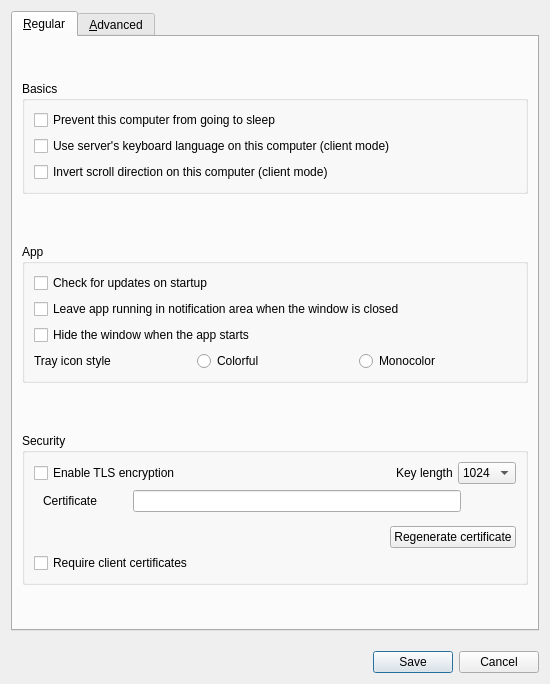
The window that src/apps/deskflow-gui/dialogs/SettingsDialog.ui (deskflow/deskflow) describes before a commit, drawn with Qt 5.
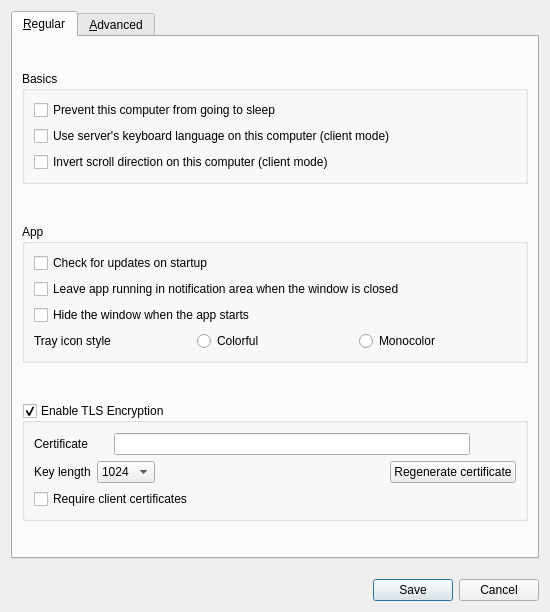
The same window after the commit. Icons and pictures are not drawn.

Commit message: refactor: Settings Dialog, update security layout

```diff
--- a/src/apps/deskflow-gui/dialogs/SettingsDialog.ui
+++ b/src/apps/deskflow-gui/dialogs/SettingsDialog.ui
@@ -7,7 +7,7 @@
     <x>0</x>
     <y>0</y>
     <width>550</width>
-    <height>684</height>
+    <height>612</height>
    </rect>
   </property>
   <property name="windowTitle">
@@ -145,11 +145,14 @@
           </sizepolicy>
          </property>
          <property name="title">
-          <string>Security</string>
+          <string>Enable TLS Encryption</string>
+         </property>
+         <property name="checkable">
+          <bool>true</bool>
          </property>
          <layout class="QVBoxLayout" name="verticalLayout">
           <property name="spacing">
-           <number>5</number>
+           <number>6</number>
           </property>
           <property name="topMargin">
            <number>9</number>
@@ -157,77 +160,21 @@
           <property name="bottomMargin">
            <number>9</number>
           </property>
-          <item>
-           <layout class="QHBoxLayout" name="horizontalLayout_5">
-            <property name="topMargin">
-             <number>0</number>
-            </property>
-            <item>
-             <widget class="QCheckBox" name="cbEnableTls">
-              <property name="enabled">
-               <bool>true</bool>
-              </property>
-              <property name="text">
-               <string>Enable TLS encryption</string>
-              </property>
-             </widget>
-            </item>
-            <item>
-             <spacer name="horizontalSpacer_2">
-              <property name="orientation">
-               <enum>Qt::Orientation::Horizontal</enum>
-              </property>
-              <property name="sizeHint" stdset="0">
-               <size>
-                <width>40</width>
-                <height>20</height>
-               </size>
-              </property>
-             </spacer>
-            </item>
-            <item>
-             <widget class="QLabel" name="lblTlsKeyLength">
-              <property name="sizePolicy">
-               <sizepolicy hsizetype="Preferred" vsizetype="Fixed">
-                <horstretch>0</horstretch>
-                <verstretch>0</verstretch>
-               </sizepolicy>
-              </property>
-              <property name="text">
-               <string>Key length</string>
-              </property>
-             </widget>
-            </item>
-            <item>
-             <widget class="QComboBox" name="comboTlsKeyLength">
-              <property name="currentText">
-               <string>1024</string>
-              </property>
-              <item>
-               <property name="text">
-                <string>1024</string>
-               </property>
-              </item>
-              <item>
-               <property name="text">
-                <string>2048</string>
-               </property>
-              </item>
-              <item>
-               <property name="text">
-                <string>4096</string>
-               </property>
-              </item>
-             </widget>
-            </item>
-           </layout>
-          </item>
           <item>
            <widget class="QWidget" name="widgetTlsCert" native="true">
             <layout class="QHBoxLayout" name="horizontalLayout_6">
+             <property name="leftMargin">
+              <number>0</number>
+             </property>
              <property name="topMargin">
               <number>1</number>
              </property>
+             <property name="rightMargin">
+              <number>0</number>
+             </property>
+             <property name="bottomMargin">
+              <number>0</number>
+             </property>
              <item>
               <widget class="QLabel" name="lblTlsCert">
                <property name="sizePolicy">
@@ -251,7 +198,7 @@
                </property>
                <property name="sizeHint" stdset="0">
                 <size>
-                 <width>30</width>
+                 <width>20</width>
                  <height>20</height>
                 </size>
                </property>
@@ -287,12 +234,47 @@
            </widget>
           </item>
           <item>
-           <layout class="QHBoxLayout" name="horizontalLayout_7">
+           <layout class="QHBoxLayout" name="horizontalLayout_5">
             <property name="topMargin">
              <number>0</number>
             </property>
             <item>
-             <spacer name="horizontalSpacer_4">
+             <widget class="QLabel" name="lblTlsKeyLength">
+              <property name="sizePolicy">
+               <sizepolicy hsizetype="Preferred" vsizetype="Fixed">
+                <horstretch>0</horstretch>
+                <verstretch>0</verstretch>
+               </sizepolicy>
+              </property>
+              <property name="text">
+               <string>Key length</string>
+              </property>
+             </widget>
+            </item>
+            <item>
+             <widget class="QComboBox" name="comboTlsKeyLength">
+              <property name="currentText">
+               <string>1024</string>
+              </property>
+              <item>
+               <property name="text">
+                <string>1024</string>
+               </property>
+              </item>
+              <item>
+               <property name="text">
+                <string>2048</string>
+               </property>
+              </item>
+              <item>
+               <property name="text">
+                <string>4096</string>
+               </property>
+              </item>
+             </widget>
+            </item>
+            <item>
+             <spacer name="horizontalSpacer_2">
               <property name="orientation">
                <enum>Qt::Orientation::Horizontal</enum>
               </property>
```
Left out of the diff: 21 changed lines with no effect on the pictures. The commit also changes 1 other file.
